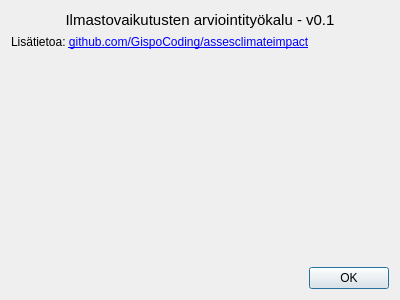
Old version of the form ui/ykr_tool_info.ui in the repository ernoma/assesclimateimpact.
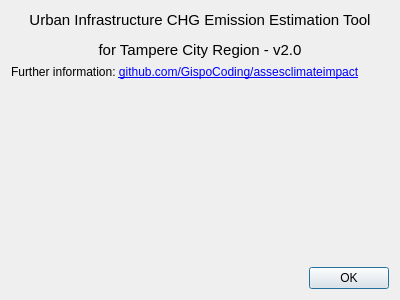
New version of the form.

Commit message: Visualize relative emissions and start translating the UI

What changed in the file:
```diff
--- a/ui/ykr_tool_info.ui
+++ b/ui/ykr_tool_info.ui
@@ -24,7 +24,7 @@
         </font>
        </property>
        <property name="text">
-        <string>Ilmastovaikutusten arviointityökalu - v0.1</string>
+        <string>&lt;html&gt;&lt;head/&gt;&lt;body&gt;&lt;p&gt;Urban Infrastructure CHG Emission Estimation Tool&lt;/p&gt;&lt;p&gt;for Tampere City Region - v2.0&lt;/p&gt;&lt;/body&gt;&lt;/html&gt;</string>
        </property>
        <property name="alignment">
         <set>Qt::AlignCenter</set>
@@ -37,7 +37,7 @@
      <item>
       <widget class="QLabel" name="label_2">
        <property name="text">
-        <string>&lt;html&gt;&lt;head/&gt;&lt;body&gt;&lt;p&gt;Lisätietoa: &lt;a href=&quot;https://github.com/GispoCoding/assesclimateimpact&quot;&gt;&lt;span style=&quot; text-decoration: underline; color:#0000ff;&quot;&gt;github.com/GispoCoding/assesclimateimpact&lt;/span&gt;&lt;/a&gt;&lt;/p&gt;&lt;/body&gt;&lt;/html&gt;</string>
+        <string>&lt;html&gt;&lt;head/&gt;&lt;body&gt;&lt;p&gt;Further information: &lt;a href=&quot;https://github.com/GispoCoding/assesclimateimpact&quot;&gt;&lt;span style=&quot; text-decoration: underline; color:#0000ff;&quot;&gt;github.com/GispoCoding/assesclimateimpact&lt;/span&gt;&lt;/a&gt;&lt;/p&gt;&lt;/body&gt;&lt;/html&gt;</string>
        </property>
        <property name="textFormat">
         <enum>Qt::RichText</enum>
```
The commit also changes 13 other files.
